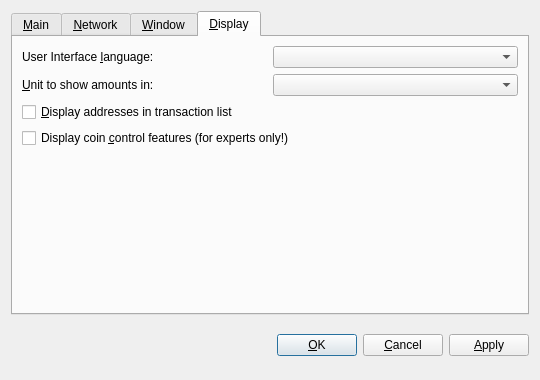
dopecoin-dev/DopeCoinV3, file src/qt/forms/optionsdialog.ui: the form before one commit.
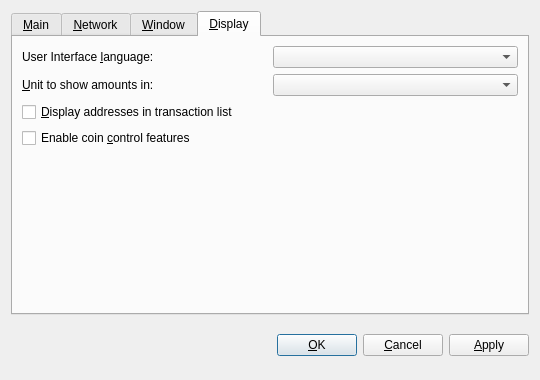
The form after the commit. The open tabs and pages were chosen to show the change. Custom widgets are drawn as their Qt base class.

```diff
--- a/src/qt/forms/optionsdialog.ui
+++ b/src/qt/forms/optionsdialog.ui
@@ -349,7 +349,7 @@
           <string>Whether to show coin control features or not.</string>
          </property>
          <property name="text">
-          <string>Display coin &amp;control features (for experts only!)</string>
+          <string>Enable coin &amp;control features</string>
          </property>
         </widget>
        </item>
```
